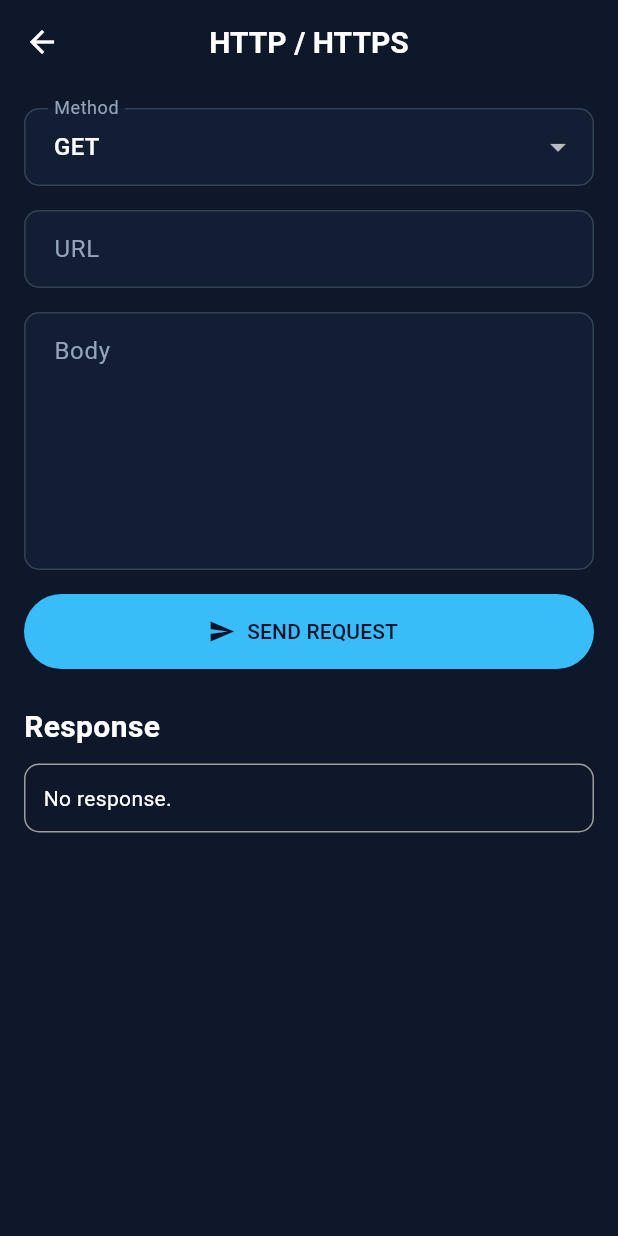
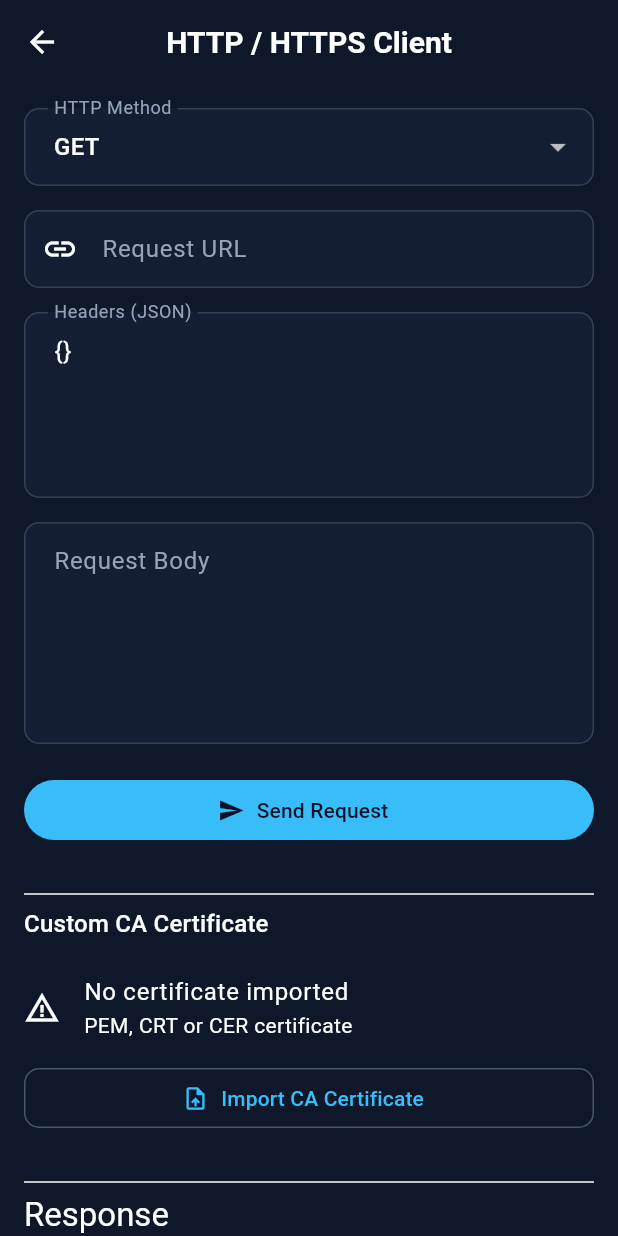
Before and after one commit to SanuviGamage5043/packet_sender_android, a Flutter app: the screen it shows after launch, in the side drawer, after a tap on "HTTP / HTTPS", on a phone screen of 412 x 824 dp. Run offline on Flutter 3.47's test engine with Material 3 defaults, Android fonts, the light colour scheme and no system bars; our stand-ins replace file_picker, shared_preferences.

Commit message:
updated with ulploading certificate in https

```diff
--- a/packet_sender/lib/screens/http_screen.dart
+++ b/packet_sender/lib/screens/http_screen.dart
@@ -1,82 +1,236 @@
+
+import 'dart:convert';
+
 import 'package:flutter/material.dart';
+import 'package:file_picker/file_picker.dart' as file_picker;
 
+import '../services/certificate_service.dart';
 import '../services/http_service.dart';
 
 class HttpScreen extends StatefulWidget {
   const HttpScreen({super.key});
 
   @override
-  State<HttpScreen> createState() =>
-      _HttpScreenState();
+  State<HttpScreen> createState() => _HttpScreenState();
 }
 
 class _HttpScreenState extends State<HttpScreen> {
-  final _urlController = TextEditingController();
+  final CertificateService _certificateService = CertificateService();
+  final HttpService _httpService = HttpService();
 
-  final _bodyController = TextEditingController();
-
-  final HttpService _service = HttpService();
+  final TextEditingController _urlController = TextEditingController();
+  final TextEditingController _headersController =
+      TextEditingController(text: '{}');
+  final TextEditingController _bodyController = TextEditingController();
 
   String _method = 'GET';
-
-  String _response = '';
+  String? _certificateName;
+  bool _isLoading = false;
+  bool _isImportingCertificate = false;
 
   int? _statusCode;
+  String _responseBody = '';
+  String? _errorMessage;
 
-  bool _loading = false;
+  final List<String> _methods = [
+    'GET',
+    'POST',
+    'PUT',
+    'PATCH',
+    'DELETE',
+    'HEAD',
+    'OPTIONS',
+  ];
+
+  @override
+  void initState() {
+    super.initState();
+    _loadCertificate();
+  }
+
+  Future<void> _loadCertificate() async {
+    try {
+      final name = await _certificateService.getCertificateName();
+
+      if (!mounted) return;
+
+      setState(() {
+        _certificateName = name;
+      });
+    } catch (e) {
+      if (!mounted) return;
+
+      setState(() {
+        _certificateName = null;
+      });
+    }
+  }
+
+  Future<void> _importCertificate() async {
+    setState(() {
+      _isImportingCertificate = true;
+      _errorMessage = null;
+    });
+
+    try {
+      final file =
+          await file_picker.FilePicker.pickFile(
+        type: file_picker.FileType.custom,
+        allowedExtensions: ['pem', 'crt', 'cer'],
+      );
+
+      if (file == null) return;
+
+      final path = file.path;
+
+      if (path == null) {
+        throw Exception(
+          'Could not access the selected certificate file.',
+        );
+      }
+
+      // importFromPath accepts exactly one positional argument.
+      await _certificateService.importFromPath(path);
+
+      await _loadCertificate();
+
+      if (!mounted) return;
+
+      ScaffoldMessenger.of(context).showSnackBar(
+        const SnackBar(
+          content: Text('Certificate imported successfully.'),
+        ),
+      );
+    } catch (e) {
+      if (!mounted) return;
+
+      setState(() {
+        _errorMessage = 'Certificate import failed: $e';
+      });
+    } finally {
+      if (mounted) {
+        setState(() {
+          _isImportingCertificate = false;
+        });
+      }
+    }
+  }
+
+  Future<void> _removeCertificate() async {
+    try {
+      await _certificateService.remove();
+      await _loadCertificate();
+
+      if (!mounted) return;
+
+      ScaffoldMessenger.of(context).showSnackBar(
+        const SnackBar(
+          content: Text('Certificate removed.'),
+        ),
+      );
+    } catch (e) {
+      if (!mounted) return;
+
+      setState(() {
+        _errorMessage = 'Could not remove certificate: $e';
+      });
+    }
+  }
 
   Future<void> _sendRequest() async {
     final url = _urlController.text.trim();
 
     if (url.isEmpty) {
-      _showMessage('Enter a URL.');
+      setState(() {
+        _errorMessage = 'Please enter a URL.';
+      });
+      return;
+    }
+
+    final uri = Uri.tryParse(url);
+
+    if (uri == null ||
+        !uri.hasScheme ||
+        (uri.scheme != 'http' && uri.scheme != 'https') ||
+        uri.host.isEmpty) {
+      setState(() {
+        _errorMessage =
+            'Enter a valid HTTP or HTTPS URL.';
+      });
+      return;
+    }
+
+    Map<String, String> headers = {};
+
+    try {
+      final decoded = jsonDecode(_headersController.text.trim());
+
+      if (decoded is! Map) {
+        throw const FormatException(
+          'Headers must be a JSON object.',
+        );
+      }
+
+      for (final entry in decoded.entries) {
+        if (entry.value is! String) {
+          throw const FormatException(
+            'Header values must be strings.',
+          );
+        }
+
+        headers[entry.key.toString()] =
+            entry.value as String;
+      }
+    } catch (e) {
+      setState(() {
+        _errorMessage = 'Invalid headers: $e';
+      });
       return;
     }
 
     setState(() {
-      _loading = true;
-      _response = '';
+      _isLoading = true;
       _statusCode = null;
+      _responseBody = '';
+      _errorMessage = null;
     });
 
     try {
-      final result =
-          await _service.sendRequest(
+      final response = await _httpService.sendRequest(
         method: _method,
         url: url,
+        headers: headers,
         body: _bodyController.text.isEmpty
             ? null
             : _bodyController.text,
       );
 
+      if (!mounted) return;
+
       setState(() {
-        _statusCode = result.statusCode;
-        _response = result.body;
+        _statusCode = response.statusCode;
+        _responseBody = response.body;
       });
     } catch (e) {
+      if (!mounted) return;
+
       setState(() {
-        _response = 'Error: $e';
+        _errorMessage = 'Request failed: $e';
       });
     } finally {
+      if (mounted) {
         setState(() {
-        _loading = false;
+          _isLoading = false;
         });
       }
     }
-
-  void _showMessage(String message) {
-    ScaffoldMessenger.of(context).showSnackBar(
-      SnackBar(
-        content: Text(message),
-      ),
-    );
   }
 
   @override
   void dispose() {
     _urlController.dispose();
+    _headersController.dispose();
     _bodyController.dispose();
-
     super.dispose();
   }
 
@@ -84,129 +238,188 @@ class _HttpScreenState extends State<HttpScreen> {
   Widget build(BuildContext context) {
     return Scaffold(
       appBar: AppBar(
-        title: const Text('HTTP / HTTPS'),
+        title: const Text('HTTP / HTTPS Client'),
       ),
-
-      body: SingleChildScrollView(
+      body: SafeArea(
+        child: ListView(
           padding: const EdgeInsets.all(16),
-        child: Column(
           children: [
             DropdownButtonFormField<String>(
               value: _method,
               decoration: const InputDecoration(
-                labelText: 'Method',
+                labelText: 'HTTP Method',
                 border: OutlineInputBorder(),
               ),
-              items: const [
-                DropdownMenuItem(
-                  value: 'GET',
-                  child: Text('GET'),
-                ),
-                DropdownMenuItem(
-                  value: 'POST',
-                  child: Text('POST'),
-                ),
-                DropdownMenuItem(
-                  value: 'PUT',
-                  child: Text('PUT'),
-                ),
-                DropdownMenuItem(
-                  value: 'DELETE',
-                  child: Text('DELETE'),
-                ),
-              ],
+              items: _methods.map((method) {
+                return DropdownMenuItem(
+                  value: method,
+                  child: Text(method),
+                );
+              }).toList(),
               onChanged: (value) {
+                if (value != null) {
                   setState(() {
-                  _method = value!;
+                    _method = value;
                   });
+                }
               },
             ),
-
             const SizedBox(height: 16),
 
             TextField(
               controller: _urlController,
               keyboardType: TextInputType.url,
               decoration: const InputDecoration(
-                labelText: 'URL',
-                hintText:
-                    'https://example.com/api',
+                labelText: 'Request URL',
+                hintText: 'https://example.com/api',
                 border: OutlineInputBorder(),
+                prefixIcon: Icon(Icons.link),
               ),
             ),
+            const SizedBox(height: 16),
 
+            TextField(
+              controller: _headersController,
+              maxLines: 4,
+              decoration: const InputDecoration(
+                labelText: 'Headers (JSON)',
+                hintText:
+                    '{"Content-Type": "application/json"}',
+                border: OutlineInputBorder(),
+                alignLabelWithHint: true,
+              ),
+            ),
             const SizedBox(height: 16),
 
             TextField(
               controller: _bodyController,
-              maxLines: 6,
+              maxLines: 5,
               decoration: const InputDecoration(
-                labelText: 'Body',
-                hintText: '{"message":"hello"}',
+                labelText: 'Request Body',
+                hintText: '{"key": "value"}',
                 border: OutlineInputBorder(),
                 alignLabelWithHint: true,
               ),
             ),
+            const SizedBox(height: 20),
 
-            const SizedBox(height: 16),
-
-            SizedBox(
-              width: double.infinity,
-              height: 50,
-              child: FilledButton.icon(
-                onPressed:
-                    _loading ? null : _sendRequest,
-                icon: _loading
+            FilledButton.icon(
+              onPressed: _isLoading ? null : _sendRequest,
+              icon: _isLoading
                   ? const SizedBox(
                       width: 18,
                       height: 18,
-                        child:
-                            CircularProgressIndicator(
+                      child: CircularProgressIndicator(
                         strokeWidth: 2,
                       ),
                     )
                   : const Icon(Icons.send),
               label: Text(
-                  _loading
-                      ? 'SENDING...'
-                      : 'SEND REQUEST',
+                _isLoading ? 'Sending...' : 'Send Request',
+              ),
+            ),
+
+            const SizedBox(height: 24),
+            const Divider(),
+
+            Text(
+              'Custom CA Certificate',
+              style: Theme.of(context).textTheme.titleMedium,
+            ),
+            const SizedBox(height: 8),
+
+            ListTile(
+              contentPadding: EdgeInsets.zero,
+              leading: Icon(
+                _certificateName == null
+                    ? Icons.warning_amber
+                    : Icons.verified_user,
+              ),
+              title: Text(
+                _certificateName ?? 'No certificate imported',
+              ),
+              subtitle: const Text(
+                'PEM, CRT or CER certificate',
+              ),
+              trailing: _certificateName == null
+                  ? null
+                  : IconButton(
+                      tooltip: 'Remove certificate',
+                      onPressed: _removeCertificate,
+                      icon: const Icon(Icons.delete_outline),
+                    ),
+            ),
+
+            OutlinedButton.icon(
+              onPressed: _isImportingCertificate
+                  ? null
+                  : _importCertificate,
+              icon: _isImportingCertificate
+                  ? const SizedBox(
+                      width: 18,
+                      height: 18,
+                      child: CircularProgressIndicator(
+                        strokeWidth: 2,
+                      ),
+                    )
+                  : const Icon(Icons.upload_file),
+              label: Text(
+                _isImportingCertificate
+                    ? 'Importing...'
+                    : 'Import CA Certificate',
+              ),
+            ),
+
+            const SizedBox(height: 24),
+            const Divider(),
+
+            Text(
+              'Response',
+              style: Theme.of(context).textTheme.titleLarge,
+            ),
+            const SizedBox(height: 12),
+
+            if (_errorMessage != null)
+              Container(
+                padding: const EdgeInsets.all(12),
+                decoration: BoxDecoration(
+                  color: Theme.of(context)
+                      .colorScheme
+                      .errorContainer,
+                  borderRadius: BorderRadius.circular(8),
+                ),
+                child: Text(
+                  _errorMessage!,
+                  style: TextStyle(
+                    color: Theme.of(context)
+                        .colorScheme
+                        .onErrorContainer,
                   ),
                 ),
               ),
 
-            const SizedBox(height: 24),
-
-            Align(
-              alignment: Alignment.centerLeft,
-              child: Text(
-                _statusCode == null
-                    ? 'Response'
-                    : 'Status: $_statusCode',
-                style: const TextStyle(
-                  fontSize: 20,
-                  fontWeight: FontWeight.bold,
+            if (_statusCode != null) ...[
+              Text(
+                'Status Code: $_statusCode',
+                style: Theme.of(context).textTheme.titleMedium,
               ),
-              ),
-            ),
-
-            const SizedBox(height: 10),
-
+              const SizedBox(height: 8),
               Container(
                 width: double.infinity,
                 padding: const EdgeInsets.all(12),
                 decoration: BoxDecoration(
-                border: Border.all(
-                  color: Colors.grey,
-                ),
-                borderRadius:
-                    BorderRadius.circular(10),
+                  color: Theme.of(context)
+                      .colorScheme
+                      .surfaceContainerHighest,
+                  borderRadius: BorderRadius.circular(8),
                 ),
                 child: SelectableText(
-                _response.isEmpty
-                    ? 'No response.'
-                    : _response,
+                  _responseBody.isEmpty
+                      ? '(Empty response body)'
+                      : _responseBody,
                 ),
               ),
+            ],
           ],
         ),
       ),
--- /dev/null
+++ b/packet_sender/lib/services/certificate_service.dart
@@ -0,0 +1,52 @@
+
+import 'dart:io';
+import 'package:path_provider/path_provider.dart';
+
+class CertificateService {
+  Future<File> _file() async {
+    final dir = await getApplicationSupportDirectory();
+    return File('${dir.path}/custom_ca.pem');
+  }
+
+  Future<bool> hasCertificate() async =>
+      (await _file()).exists();
+
+  // Get the imported certificate filename
+  Future<String?> getCertificateName() async {
+    final f = await _file();
+
+    if (await f.exists()) {
+      return 'custom_ca.pem';
+    }
+
+    return null;
+  }
+
+  Future<void> importFromPath(String path) async {
+    final bytes = await File(path).readAsBytes();
+
+    // Validate that the bytes can be loaded as trusted certificates
+    SecurityContext(withTrustedRoots: false)
+        .setTrustedCertificatesBytes(bytes);
+
+    await (await _file()).writeAsBytes(bytes, flush: true);
+  }
+
+  Future<void> remove() async {
+    final f = await _file();
+    if (await f.exists()) {
+      await f.delete();
+    }
+  }
+
+  Future<SecurityContext> buildContext() async {
+    final ctx = SecurityContext(withTrustedRoots: true);
+    final f = await _file();
+
+    if (await f.exists()) {
+      ctx.setTrustedCertificatesBytes(await f.readAsBytes());
+    }
+
+    return ctx;
+  }
+}
--- a/packet_sender/lib/services/http_service.dart
+++ b/packet_sender/lib/services/http_service.dart
@@ -1,5 +1,7 @@
 import 'dart:convert';
 import 'dart:io';
+
+import 'certificate_service.dart';
 
 class HttpResponseData {
   final int statusCode;
@@ -12,19 +14,18 @@ class HttpResponseData {
 }
 
 class HttpService {
-  /// true = accept ANY HTTPS certificate (self-signed ESP32). Testing only.
-  static const bool allowSelfSignedCerts = true;
-
   Future<HttpResponseData> sendRequest({
     required String method,
     required String url,
     Map<String, String>? headers,
     String? body,
+    bool allowInvalidCert = false, // testing only, HTTPS
   }) async {
-    final client = HttpClient()
+    final ctx = await CertificateService().buildContext();
+    final client = HttpClient(context: ctx)
       ..connectionTimeout = const Duration(seconds: 8)
       ..badCertificateCallback =
-          (X509Certificate cert, String host, int port) => allowSelfSignedCerts;
+          (X509Certificate cert, String host, int port) => allowInvalidCert;
 
     try {
       final uri = Uri.parse(url.trim());
--- a/packet_sender/pubspec.yaml
+++ b/packet_sender/pubspec.yaml
@@ -35,6 +35,8 @@ dependencies:
   # Use with the CupertinoIcons class for iOS style icons.
   cupertino_icons: ^1.0.8
   shared_preferences: ^2.5.5
+  file_picker: ^13.1.0
+  path_provider: ^2.1.6
 
 dev_dependencies:
   flutter_test:
```
Also changed, not shown: packet_sender/pubspec.lock, 4 other files. Lines whose indentation alone changed are shown as unchanged.
